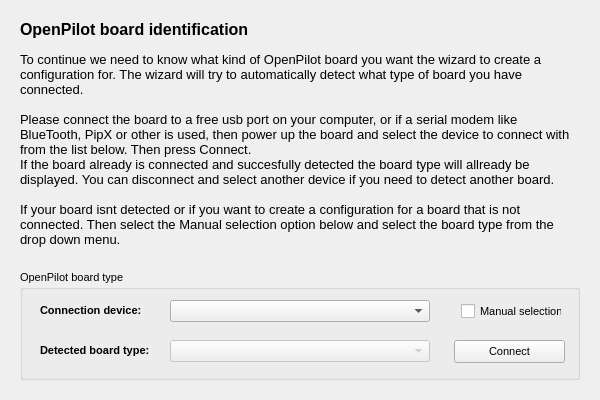
Old version of the form ground/openpilotgcs/src/plugins/setupwizard/pages/controllerpage.ui in the repository openpilot/OpenPilot.
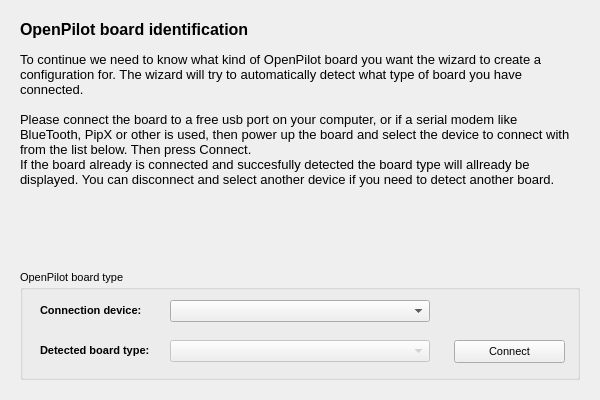
New version of the form.

Commit message: OP-39 Implemented functionality for reliable writing of UAVOs to controller board. Removed the option to configure the board without having it connected. Added Tri, QuadX and QuadP configuration code. Updated some of the texts.

Patch:
```diff
--- a/ground/openpilotgcs/src/plugins/setupwizard/pages/controllerpage.ui
+++ b/ground/openpilotgcs/src/plugins/setupwizard/pages/controllerpage.ui
@@ -32,9 +32,7 @@
 &lt;p style=&quot; margin-top:0px; margin-bottom:0px; margin-left:0px; margin-right:0px; -qt-block-indent:0; text-indent:0px;&quot;&gt;&lt;span style=&quot; font-size:10pt;&quot;&gt;To continue we need to know what kind of OpenPilot board you want the wizard to create a configuration for. The wizard will try to automatically detect what type of board you have connected.&lt;/span&gt;&lt;/p&gt;
 &lt;p style=&quot;-qt-paragraph-type:empty; margin-top:0px; margin-bottom:0px; margin-left:0px; margin-right:0px; -qt-block-indent:0; text-indent:0px; font-size:10pt;&quot;&gt;&lt;/p&gt;
 &lt;p style=&quot; margin-top:0px; margin-bottom:0px; margin-left:0px; margin-right:0px; -qt-block-indent:0; text-indent:0px;&quot;&gt;&lt;span style=&quot; font-size:10pt;&quot;&gt;Please connect the board to a free usb port on your computer, or if a serial modem like BlueTooth, PipX or other is used, then power up the board and select the device to connect with from the list below. Then press Connect.&lt;/span&gt;&lt;/p&gt;
-&lt;p style=&quot; margin-top:0px; margin-bottom:0px; margin-left:0px; margin-right:0px; -qt-block-indent:0; text-indent:0px;&quot;&gt;&lt;span style=&quot; font-size:10pt;&quot;&gt;If the board already is connected and succesfully detected the board type will allready be displayed. You can disconnect and select another device if you need to detect another board.&lt;/span&gt;&lt;/p&gt;
-&lt;p style=&quot;-qt-paragraph-type:empty; margin-top:0px; margin-bottom:0px; margin-left:0px; margin-right:0px; -qt-block-indent:0; text-indent:0px; font-size:10pt;&quot;&gt;&lt;/p&gt;
-&lt;p style=&quot; margin-top:0px; margin-bottom:0px; margin-left:0px; margin-right:0px; -qt-block-indent:0; text-indent:0px;&quot;&gt;&lt;span style=&quot; font-size:10pt;&quot;&gt;If your board isnt detected or if you want to create a configuration for a board that is not connected. Then select the Manual selection option below and select the board type from the drop down menu.&lt;/span&gt;&lt;/p&gt;&lt;/body&gt;&lt;/html&gt;</string>
+&lt;p style=&quot; margin-top:0px; margin-bottom:0px; margin-left:0px; margin-right:0px; -qt-block-indent:0; text-indent:0px;&quot;&gt;&lt;span style=&quot; font-size:10pt;&quot;&gt;If the board already is connected and succesfully detected the board type will allready be displayed. You can disconnect and select another device if you need to detect another board.&lt;/span&gt;&lt;/p&gt;&lt;/body&gt;&lt;/html&gt;</string>
    </property>
    <property name="textFormat">
     <enum>Qt::AutoText</enum>
@@ -99,19 +97,6 @@
      <string>Connect</string>
     </property>
    </widget>
-   <widget class="QCheckBox" name="manualCB">
-    <property name="geometry">
-     <rect>
-      <x>441</x>
-      <y>33</y>
-      <width>101</width>
-      <height>17</height>
-     </rect>
-    </property>
-    <property name="text">
-     <string>Manual selection</string>
-    </property>
-   </widget>
    <widget class="QLabel" name="label_2">
     <property name="geometry">
      <rect>
```
Left out of the diff: 1 changed line with no effect on the pictures. The commit also changes 12 other files.
